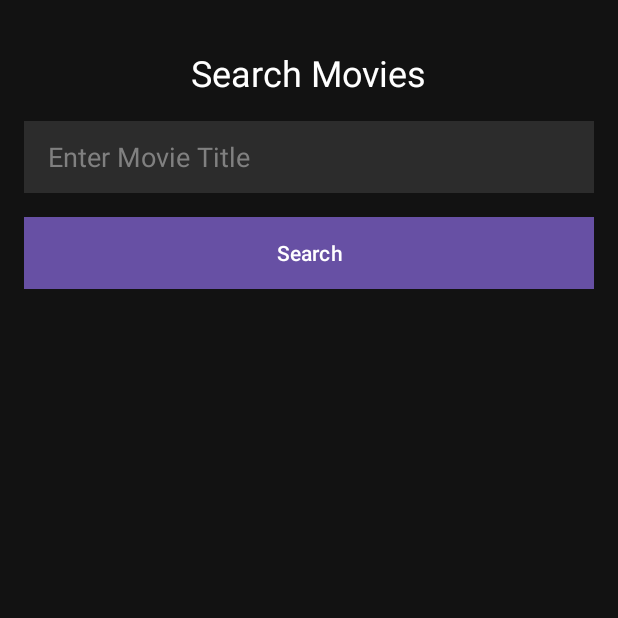
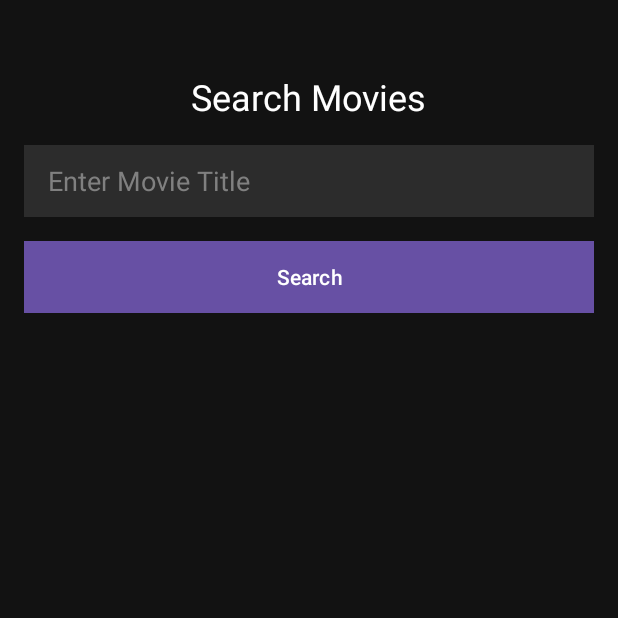
Before and after one commit to KDCodes23/MoblieApp, an Android app: the screen it shows after launch (MovieSearchActivity), on a phone screen of 412 x 824 dp, the top half of it. Run offline under Robolectric (Android 15) with nearby library versions, the phone set to English and light mode, and no system bars; pictures from the network do not load.

Commit message:
Searched movie displays in RecyclerView

```diff
--- a/app/src/main/java/com/assignment2/movieApp/adapter/MovieAdapter.kt
+++ b/app/src/main/java/com/assignment2/movieApp/adapter/MovieAdapter.kt
@@ -1,5 +1,6 @@
 package com.assignment2.movieApp.adapter
 
+import android.util.Log
 import android.view.LayoutInflater
 import android.view.ViewGroup
 import androidx.recyclerview.widget.RecyclerView
@@ -8,11 +9,13 @@ import com.assignment2.movieApp.databinding.ItemMovieBinding
 import com.assignment2.movieApp.model.Movie
 
 class MovieAdapter(
-    private val movies: List<Movie>,
+    private var movies: List<Movie>,
     private val onItemClick: (Movie) -> Unit
 ) : RecyclerView.Adapter<MovieAdapter.MovieViewHolder>() {
-    fun updateMovies(movies: List<Movie>) {
 
+    fun updateMovies(newMovies: List<Movie>) {
+        Log.d("MovieAdapter", "Updating movies: $newMovies")
+        this.movies = newMovies
         notifyDataSetChanged()  // Notify the RecyclerView of the data change
     }
     inner class MovieViewHolder(private val binding: ItemMovieBinding) : RecyclerView.ViewHolder(binding.root) {
--- a/app/src/main/java/com/assignment2/movieApp/view/MovieSearchActivity.kt
+++ b/app/src/main/java/com/assignment2/movieApp/view/MovieSearchActivity.kt
@@ -1,5 +1,6 @@
 package com.assignment2.movieApp.view
 
+import MovieDetailsActivity
 import android.content.Intent
 import android.os.Bundle
 import android.util.Log
@@ -50,6 +51,7 @@ class MovieSearchActivity : AppCompatActivity() {
 
         // Observe Movies
         viewModel.movies.observe(this) { movies ->
+            Log.d("MainActivity", "Updating movies: $movies")
             movieAdapter.updateMovies(movies)
         }
     }
--- a/app/src/main/res/layout/activity_movie_search.xml
+++ b/app/src/main/res/layout/activity_movie_search.xml
@@ -10,13 +10,13 @@
         android:id="@+id/tvSearchMovies"
         android:layout_width="wrap_content"
         android:layout_height="wrap_content"
+        android:layout_marginTop="48dp"
         android:text="Search Movies"
         android:textColor="@android:color/white"
         android:textSize="24sp"
-        android:layout_marginTop="32dp"
-        app:layout_constraintTop_toTopOf="parent"
+        app:layout_constraintEnd_toEndOf="parent"
         app:layout_constraintStart_toStartOf="parent"
-        app:layout_constraintEnd_toEndOf="parent"/>
+        app:layout_constraintTop_toTopOf="parent" />
 
     <EditText
         android:id="@+id/etSearchMovie"
```
